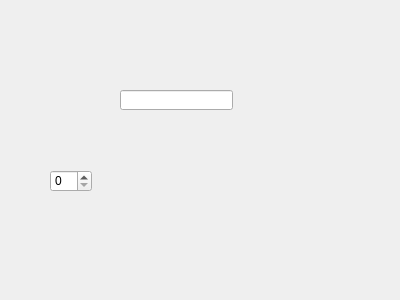
Above: ui/widgets/DrawingViewWidget.ui from matthew-sirman/database-manager before the change. Below: the same form after it.
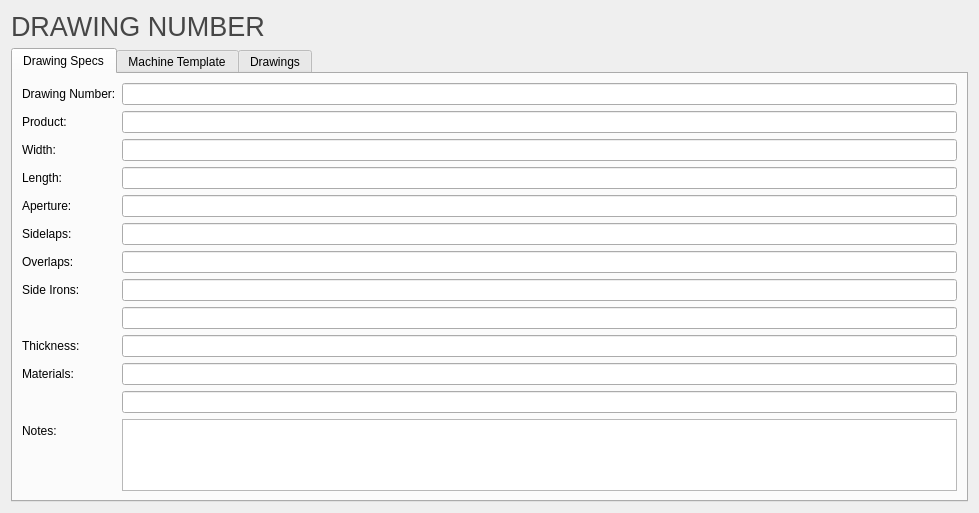
That is the form after the change.

Commit message: Added specific drawing querying Started implementing add drawing functionality

Patch:
```diff
--- a/ui/widgets/DrawingViewWidget.ui
+++ b/ui/widgets/DrawingViewWidget.ui
@@ -6,33 +6,297 @@
    <rect>
     <x>0</x>
     <y>0</y>
-    <width>400</width>
-    <height>300</height>
+    <width>979</width>
+    <height>483</height>
    </rect>
   </property>
   <property name="windowTitle">
    <string>Form</string>
   </property>
-  <widget class="QLineEdit" name="lineEdit">
-   <property name="geometry">
-    <rect>
-     <x>120</x>
-     <y>90</y>
-     <width>113</width>
-     <height>20</height>
-    </rect>
-   </property>
-  </widget>
-  <widget class="QSpinBox" name="spinBox">
-   <property name="geometry">
-    <rect>
-     <x>50</x>
-     <y>170</y>
-     <width>42</width>
-     <height>22</height>
-    </rect>
-   </property>
-  </widget>
+  <layout class="QVBoxLayout" name="verticalLayout">
+   <item>
+    <widget class="QLabel" name="drawingNumberHeaderLabel">
+     <property name="font">
+      <font>
+       <pointsize>20</pointsize>
+      </font>
+     </property>
+     <property name="styleSheet">
+      <string notr="true">QLabel {
+color: rgb(70, 70, 70);
+}</string>
+     </property>
+     <property name="text">
+      <string>DRAWING NUMBER</string>
+     </property>
+    </widget>
+   </item>
+   <item>
+    <widget class="QTabWidget" name="drawingViewTabs">
+     <property name="currentIndex">
+      <number>0</number>
+     </property>
+     <widget class="QWidget" name="drawingSpecsTab">
+      <attribute name="title">
+       <string>Drawing Specs</string>
+      </attribute>
+      <layout class="QFormLayout" name="formLayout">
+       <item row="0" column="0">
+        <widget class="QLabel" name="drawingNumberLabel">
+         <property name="text">
+          <string>Drawing Number:</string>
+         </property>
+        </widget>
+       </item>
+       <item row="0" column="1">
+        <widget class="QLineEdit" name="drawingNumberTextbox">
+         <property name="readOnly">
+          <bool>true</bool>
+         </property>
+        </widget>
+       </item>
+       <item row="1" column="0">
+        <widget class="QLabel" name="productLabel">
+         <property name="text">
+          <string>Product:</string>
+         </property>
+        </widget>
+       </item>
+       <item row="2" column="0">
+        <widget class="QLabel" name="widthLabel">
+         <property name="text">
+          <string>Width:</string>
+         </property>
+        </widget>
+       </item>
+       <item row="3" column="0">
+        <widget class="QLabel" name="lengthLabel">
+         <property name="text">
+          <string>Length:</string>
+         </property>
+        </widget>
+       </item>
+       <item row="4" column="0">
+        <widget class="QLabel" name="apertureLabel">
+         <property name="text">
+          <string>Aperture:</string>
+         </property>
+        </widget>
+       </item>
+       <item row="5" column="0">
+        <widget class="QLabel" name="sidelapsLabel">
+         <property name="text">
+          <string>Sidelaps:</string>
+         </property>
+        </widget>
+       </item>
+       <item row="6" column="0">
+        <widget class="QLabel" name="overlapsLabel">
+         <property name="text">
+          <string>Overlaps:</string>
+         </property>
+        </widget>
+       </item>
+       <item row="7" column="0">
+        <widget class="QLabel" name="sideIronsLabel">
+         <property name="text">
+          <string>Side Irons:</string>
+         </property>
+        </widget>
+       </item>
+       <item row="9" column="0">
+        <widget class="QLabel" name="thicknessLabel">
+         <property name="text">
+          <string>Thickness:</string>
+         </property>
+        </widget>
+       </item>
+       <item row="10" column="0">
+        <widget class="QLabel" name="materialsLabel">
+         <property name="text">
+          <string>Materials:</string>
+         </property>
+        </widget>
+       </item>
+       <item row="12" column="0">
+        <widget class="QLabel" name="notesLabel">
+         <property name="text">
+          <string>Notes:</string>
+         </property>
+        </widget>
+       </item>
+       <item row="1" column="1">
+        <widget class="QLineEdit" name="productTextbox">
+         <property name="readOnly">
+          <bool>true</bool>
+         </property>
+        </widget>
+       </item>
+       <item row="2" column="1">
+        <widget class="QLineEdit" name="widthTextbox">
+         <property name="readOnly">
+          <bool>true</bool>
+         </property>
+        </widget>
+       </item>
+       <item row="3" column="1">
+        <widget class="QLineEdit" name="lengthTextbox">
+         <property name="readOnly">
+          <bool>true</bool>
+         </property>
+        </widget>
+       </item>
+       <item row="4" column="1">
+        <widget class="QLineEdit" name="apertureTextbox">
+         <property name="readOnly">
+          <bool>true</bool>
+         </property>
+        </widget>
+       </item>
+       <item row="5" column="1">
+        <widget class="QLineEdit" name="sidelapsTextbox">
+         <property name="readOnly">
+          <bool>true</bool>
+         </property>
+        </widget>
+       </item>
+       <item row="6" column="1">
+        <widget class="QLineEdit" name="overlapsTextbox">
+         <property name="readOnly">
+          <bool>true</bool>
+         </property>
+        </widget>
+       </item>
+       <item row="7" column="1">
+        <widget class="QLineEdit" name="leftSideIronTextbox">
+         <property name="readOnly">
+          <bool>true</bool>
+         </property>
+        </widget>
+       </item>
+       <item row="9" column="1">
+        <widget class="QLineEdit" name="thicknessTextbox">
+         <property name="readOnly">
+          <bool>true</bool>
+         </property>
+        </widget>
+       </item>
+       <item row="10" column="1">
+        <widget class="QLineEdit" name="topMaterialTextbox">
+         <property name="readOnly">
+          <bool>true</bool>
+         </property>
+        </widget>
+       </item>
+       <item row="12" column="1">
+        <widget class="QTextEdit" name="notesTextbox">
+         <property name="readOnly">
+          <bool>true</bool>
+         </property>
+        </widget>
+       </item>
+       <item row="8" column="1">
+        <widget class="QLineEdit" name="rightSideIronTextbox">
+         <property name="readOnly">
+          <bool>true</bool>
+         </property>
+        </widget>
+       </item>
+       <item row="11" column="1">
+        <widget class="QLineEdit" name="bottomMaterialTextbox">
+         <property name="readOnly">
+          <bool>true</bool>
+         </property>
+        </widget>
+       </item>
+      </layout>
+     </widget>
+     <widget class="QWidget" name="machineTemplateTab">
+      <attribute name="title">
+       <string>Machine Template</string>
+      </attribute>
+      <layout class="QFormLayout" name="formLayout_2">
+       <item row="0" column="0">
+        <widget class="QLabel" name="machineLabel">
+         <property name="text">
+          <string>Machine:</string>
+         </property>
+        </widget>
+       </item>
+       <item row="0" column="1">
+        <widget class="QLineEdit" name="machineTextbox">
+         <property name="readOnly">
+          <bool>true</bool>
+         </property>
+        </widget>
+       </item>
+       <item row="1" column="0">
+        <widget class="QLabel" name="quantityOnDeckLabel">
+         <property name="text">
+          <string>Quantity On Deck:</string>
+         </property>
+        </widget>
+       </item>
+       <item row="1" column="1">
+        <widget class="QLineEdit" name="quantityOnDeckTextbox">
+         <property name="readOnly">
+          <bool>true</bool>
+         </property>
+        </widget>
+       </item>
+       <item row="2" column="0">
+        <widget class="QLabel" name="positionLabel">
+         <property name="text">
+          <string>Position:</string>
+         </property>
+        </widget>
+       </item>
+       <item row="2" column="1">
+        <widget class="QLineEdit" name="positionTextbox">
+         <property name="readOnly">
+          <bool>true</bool>
+         </property>
+        </widget>
+       </item>
+       <item row="3" column="0">
+        <widget class="QLabel" name="deckLabel">
+         <property name="text">
+          <string>Deck:</string>
+         </property>
+        </widget>
+       </item>
+       <item row="3" column="1">
+        <widget class="QLineEdit" name="deckTextbox">
+         <property name="readOnly">
+          <bool>true</bool>
+         </property>
+        </widget>
+       </item>
+      </layout>
+     </widget>
+     <widget class="QWidget" name="drawingPDFsTab">
+      <attribute name="title">
+       <string>Drawings</string>
+      </attribute>
+      <layout class="QFormLayout" name="formLayout_3">
+       <item row="0" column="0">
+        <widget class="QLabel" name="drawingPDFSelectorLabel">
+         <property name="text">
+          <string>Drawing:</string>
+         </property>
+        </widget>
+       </item>
+       <item row="0" column="1">
+        <widget class="QComboBox" name="drawingPDFSelectorInput"/>
+       </item>
+       <item row="1" column="1">
+        <widget class="QGraphicsView" name="pdfViewer"/>
+       </item>
+      </layout>
+     </widget>
+    </widget>
+   </item>
+  </layout>
  </widget>
  <resources/>
  <connections/>
```
The commit also changes 37 other files.
